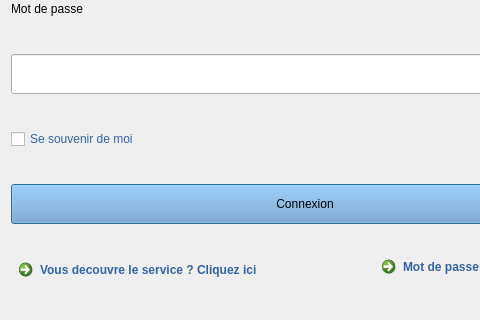
JulesGrillot/plugin-qgis-geoplateforme, file vectiler/gui/dlg_authentication_form.ui: the form before one commit; both pictures show x 0 to 480 and y 171 to 491 of the 610 by 491 pixel window.
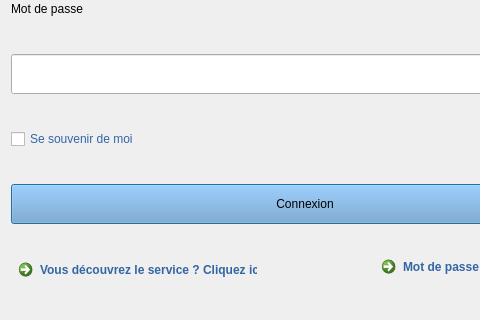
The form after the commit. Icons and pictures are not drawn. Custom widgets are drawn as their Qt base class.

Commit message: minor writting correction

The edit to the form file:
```diff
--- a/vectiler/gui/dlg_authentication_form.ui
+++ b/vectiler/gui/dlg_authentication_form.ui
@@ -183,7 +183,7 @@
 color: rgb(52, 101, 164);</string>
      </property>
      <property name="text">
-      <string>Vous decouvre le service ? Cliquez ici</string>
+      <string>Vous découvrez le service ? Cliquez ici</string>
      </property>
     </widget>
    </item>
```
